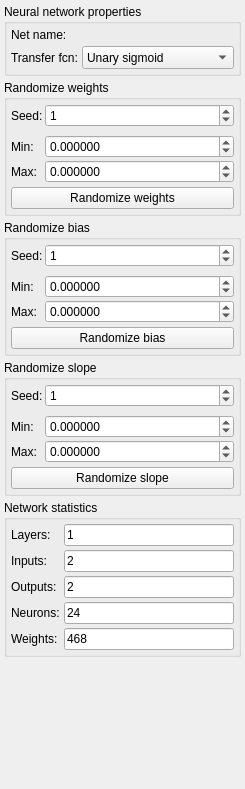
Before: the Qt Designer form GuiPartUi/NetParamWidget.ui in kacerpetr/NNCreator, drawn with Qt 5.
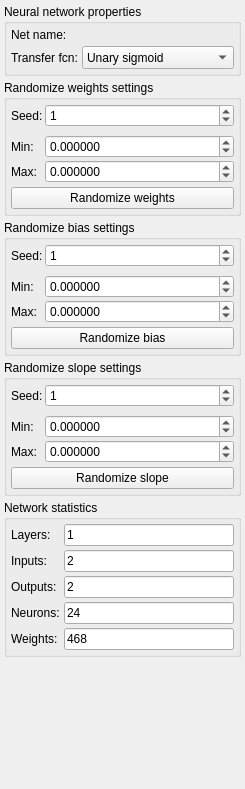
After: the same form once the commit is applied.

Patch:
```diff
--- a/GuiPartUi/NetParamWidget.ui
+++ b/GuiPartUi/NetParamWidget.ui
@@ -154,7 +154,7 @@
        <item>
         <widget class="QGroupBox" name="groupBox">
          <property name="title">
-          <string>Randomize weights</string>
+          <string>Randomize weights settings</string>
          </property>
          <layout class="QVBoxLayout" name="verticalLayout_2">
           <property name="spacing">
@@ -352,7 +352,7 @@
        <item>
         <widget class="QGroupBox" name="groupBox_3">
          <property name="title">
-          <string>Randomize bias</string>
+          <string>Randomize bias settings</string>
          </property>
          <layout class="QVBoxLayout" name="verticalLayout_4">
           <property name="spacing">
@@ -547,7 +547,7 @@
        <item>
         <widget class="QGroupBox" name="groupBox_4">
          <property name="title">
-          <string>Randomize slope</string>
+          <string>Randomize slope settings</string>
          </property>
          <layout class="QVBoxLayout" name="verticalLayout_5">
           <property name="spacing">
```
